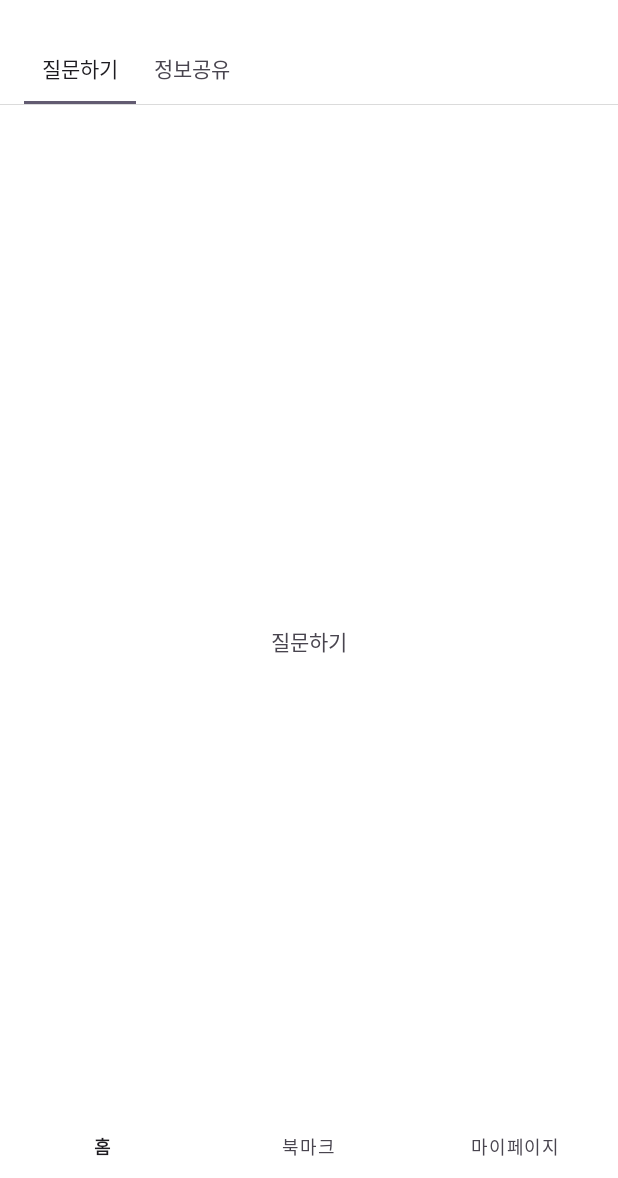
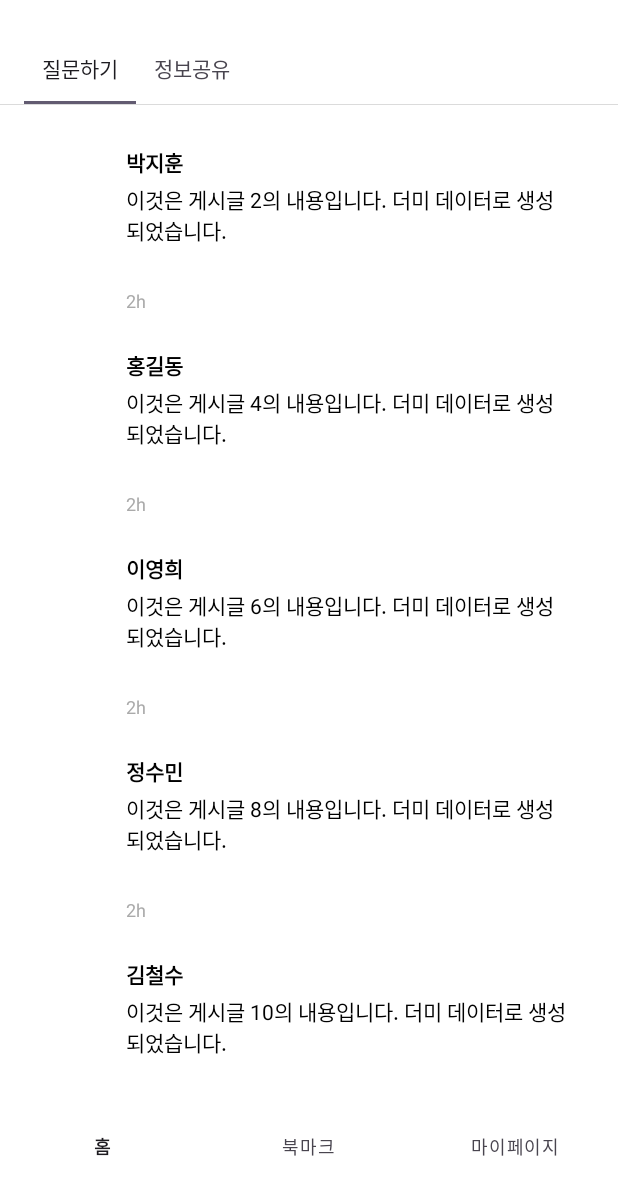
Before and after one commit to WhaTheLook/WhaTheLook-AOS, an Android app: the screen it shows after launch (MainActivity), after a tap on an icon or button, on a phone screen of 412 x 824 dp, the part 58-1236 px from its top. Run offline under Robolectric (Android 15) with nearby library versions, the phone set to English and light mode, and no system bars; our stand-ins replace Dagger/Hilt's generated code, navigation-ui.

Commit message:
feat: 질문하기, 정보공유 탭 RecyclerView 구성

```diff
--- a/app/src/main/AndroidManifest.xml
+++ b/app/src/main/AndroidManifest.xml
@@ -3,6 +3,7 @@
     xmlns:tools="http://schemas.android.com/tools">
 
     <application
+        android:name=".App"
         android:allowBackup="true"
         android:dataExtractionRules="@xml/data_extraction_rules"
         android:fullBackupContent="@xml/backup_rules"
--- /dev/null
+++ b/app/src/main/java/com/stopstone/whathelook/App.kt
@@ -0,0 +1,7 @@
+package com.stopstone.whathelook
+
+import android.app.Application
+import dagger.hilt.android.HiltAndroidApp
+
+@HiltAndroidApp
+class App: Application()
--- /dev/null
+++ b/app/src/main/java/com/stopstone/whathelook/data/model/Post.kt
@@ -0,0 +1,11 @@
+package com.stopstone.whathelook.data.model
+
+data class Post(
+    val id: Int,
+    val title: String,
+    val writer: User,
+    val content: String,
+    val createdAt: String,
+    val type: Boolean,
+    val deleted: Boolean,
+)
--- /dev/null
+++ b/app/src/main/java/com/stopstone/whathelook/data/model/User.kt
@@ -0,0 +1,8 @@
+package com.stopstone.whathelook.data.model
+
+data class User (
+    val id: Int,
+    val name: String,
+    val profileImageUrl: String,
+    val date: String,
+)
--- /dev/null
+++ b/app/src/main/java/com/stopstone/whathelook/data/repository/PostRepository.kt
@@ -0,0 +1,37 @@
+package com.stopstone.whathelook.data.repository
+
+import com.stopstone.whathelook.data.model.Post
+import com.stopstone.whathelook.data.model.User
+import java.text.SimpleDateFormat
+import java.util.*
+import javax.inject.Inject
+
+class PostRepository @Inject constructor() {
+    fun getDummyPosts(): List<Post> {
+        val posts = mutableListOf<Post>()
+        val sdf = SimpleDateFormat("yyyy-MM-dd HH:mm:ss", Locale.getDefault())
+
+        val users = listOf(
+            User(1, "김철수", "https://example.com/profile1.jpg", "2023-01-01"),
+            User(2, "이영희", "https://example.com/profile2.jpg", "2023-02-15"),
+            User(3, "박지훈", "https://example.com/profile3.jpg", "2023-03-20"),
+            User(4, "정수민", "https://example.com/profile4.jpg", "2023-04-10"),
+            User(5, "홍길동", "https://example.com/profile5.jpg", "2023-05-05")
+        )
+
+        for (i in 1..20) {
+            posts.add(
+                Post(
+                    id = i,
+                    title = "게시글 제목 $i",
+                    writer = users[i % users.size],
+                    content = "이것은 게시글 ${i}의 내용입니다. 더미 데이터로 생성되었습니다.",
+                    createdAt = sdf.format(Date(System.currentTimeMillis() - (i * 86400000))),
+                    type = i % 2 == 0, // 짝수 번호는 true, 홀수 번호는 false
+                    deleted = false
+                )
+            )
+        }
+        return posts
+    }
+}
--- /dev/null
+++ b/app/src/main/java/com/stopstone/whathelook/ui/adapter/PostAdapter.kt
@@ -0,0 +1,98 @@
+package com.stopstone.whathelook.ui.adapter
+
+import android.view.LayoutInflater
+import android.view.ViewGroup
+import androidx.recyclerview.widget.DiffUtil
+import androidx.recyclerview.widget.RecyclerView
+import androidx.recyclerview.widget.RecyclerView.ViewHolder
+import com.stopstone.whathelook.data.model.Post
+import com.stopstone.whathelook.databinding.ItemAnswerBinding
+import com.stopstone.whathelook.databinding.ItemQuestionBinding
+
+class PostAdapter : RecyclerView.Adapter<ViewHolder>() {
+    private val items: MutableList<Post> = mutableListOf()
+    override fun onCreateViewHolder(parent: ViewGroup, viewType: Int): ViewHolder {
+        return when (viewType) {
+            VIEW_TYPE_QUESTION -> QuestionViewHolder(parent)
+            VIEW_TYPE_ANSWER -> AnswerViewHolder(parent)
+            else -> throw IllegalArgumentException("Invalid view type")
+        }
+    }
+
+    override fun onBindViewHolder(holder: ViewHolder, position: Int) {
+        val item = items[position]
+        when (holder) {
+            is QuestionViewHolder -> holder.bind(item)
+        }
+    }
+
+    override fun getItemViewType(position: Int): Int {
+        return if (items[position].type) VIEW_TYPE_QUESTION else VIEW_TYPE_ANSWER
+    }
+
+    override fun getItemCount(): Int = items.size
+
+    fun submitList(newItems: List<Post>) {
+        val diffCallback = PostDiffCallback(items, newItems)
+        val diffResult = DiffUtil.calculateDiff(diffCallback)
+
+        items.clear()
+        items.addAll(newItems)
+        diffResult.dispatchUpdatesTo(this)
+    }
+
+    class QuestionViewHolder(
+        parent: ViewGroup,
+        private val binding: ItemQuestionBinding = ItemQuestionBinding.inflate(
+            LayoutInflater.from(parent.context),
+            parent,
+            false
+        ),
+    ) : ViewHolder(binding.root) {
+        fun bind(post: Post) {
+            binding.tvUserName.text = post.writer.name
+            binding.tvPostContent.text = post.content
+            binding.tvPostTimestamp.text = getRelativeTimeSpan(post.createdAt)
+        }
+
+        private fun getRelativeTimeSpan(createdAt: String): String {
+            // 여기에 createdAt 문자열을 상대적 시간으로 변환하는 로직을 구현합니다.
+            // 예: "2h", "3d" 등
+            return "2h" // 임시 반환값
+        }
+    }
+
+    class AnswerViewHolder(
+        parent: ViewGroup,
+        private val binding: ItemAnswerBinding = ItemAnswerBinding.inflate(
+            LayoutInflater.from(parent.context),
+            parent,
+            false
+        ),
+    ) : ViewHolder(binding.root) {
+        fun bind(post: Post) {
+        }
+    }
+
+    companion object {
+        const val VIEW_TYPE_QUESTION = 0
+        const val VIEW_TYPE_ANSWER = 1
+    }
+}
+
+class PostDiffCallback(
+    private val oldList: List<Post>,
+    private val newList: List<Post>,
+) : DiffUtil.Callback() {
+
+    override fun getOldListSize(): Int = oldList.size
+
+    override fun getNewListSize(): Int = newList.size
+
+    override fun areItemsTheSame(oldItemPosition: Int, newItemPosition: Int): Boolean =
+        oldList[oldItemPosition].id == newList[newItemPosition].id
+
+
+    override fun areContentsTheSame(oldItemPosition: Int, newItemPosition: Int): Boolean =
+        oldList[oldItemPosition] == newList[newItemPosition]
+}
--- a/app/src/main/java/com/stopstone/whathelook/ui/view/MainActivity.kt
+++ b/app/src/main/java/com/stopstone/whathelook/ui/view/MainActivity.kt
@@ -6,7 +6,9 @@ import androidx.navigation.fragment.NavHostFragment
 import androidx.navigation.ui.setupWithNavController
 import com.stopstone.whathelook.R
 import com.stopstone.whathelook.databinding.ActivityMainBinding
+import dagger.hilt.android.AndroidEntryPoint
 
+@AndroidEntryPoint
 class MainActivity : AppCompatActivity() {
     private val binding: ActivityMainBinding by lazy { ActivityMainBinding.inflate(layoutInflater) }
     override fun onCreate(savedInstanceState: Bundle?) {
--- a/app/src/main/java/com/stopstone/whathelook/ui/view/bookmark/BookmarkFragment.kt
+++ b/app/src/main/java/com/stopstone/whathelook/ui/view/bookmark/BookmarkFragment.kt
@@ -6,7 +6,9 @@ import android.view.View
 import android.view.ViewGroup
 import androidx.fragment.app.Fragment
 import com.stopstone.whathelook.databinding.FragmentBookmarkBinding
+import dagger.hilt.android.AndroidEntryPoint
 
+@AndroidEntryPoint
 class BookmarkFragment : Fragment() {
     private var _binding: FragmentBookmarkBinding? = null
     private val binding get() = _binding!!
--- a/app/src/main/java/com/stopstone/whathelook/ui/view/home/HomeFragment.kt
+++ b/app/src/main/java/com/stopstone/whathelook/ui/view/home/HomeFragment.kt
@@ -10,6 +10,9 @@ import com.stopstone.whathelook.R
 import com.stopstone.whathelook.databinding.FragmentHomeBinding
 import com.stopstone.whathelook.ui.view.home.answer.AnswerFragment
 import com.stopstone.whathelook.ui.view.home.question.QuestionFragment
+import dagger.hilt.android.AndroidEntryPoint
+
+@AndroidEntryPoint
 
 class HomeFragment : Fragment() {
     private var _binding: FragmentHomeBinding? = null
@@ -34,6 +37,7 @@ class HomeFragment : Fragment() {
 
     override fun onDestroyView() {
         super.onDestroyView()
+        _binding = null
     }
 
     private fun setFragment(fragment: Fragment) {
--- a/app/src/main/java/com/stopstone/whathelook/ui/view/home/answer/AnswerFragment.kt
+++ b/app/src/main/java/com/stopstone/whathelook/ui/view/home/answer/AnswerFragment.kt
@@ -5,11 +5,18 @@ import android.view.LayoutInflater
 import android.view.View
 import android.view.ViewGroup
 import androidx.fragment.app.Fragment
+import androidx.fragment.app.viewModels
 import com.stopstone.whathelook.databinding.FragmentAnswerBinding
+import com.stopstone.whathelook.ui.adapter.PostAdapter
+import com.stopstone.whathelook.ui.viewmodel.PostViewModel
+import dagger.hilt.android.AndroidEntryPoint
 
+@AndroidEntryPoint
 class AnswerFragment : Fragment() {
     private var _binding: FragmentAnswerBinding? = null
     private val binding get() = _binding!!
+    private val adapter: PostAdapter by lazy { PostAdapter() }
+    private val viewModel: PostViewModel by viewModels()
 
     override fun onCreateView(
         inflater: LayoutInflater,
@@ -22,6 +29,11 @@ class AnswerFragment : Fragment() {
 
     override fun onViewCreated(view: View, savedInstanceState: Bundle?) {
         super.onViewCreated(view, savedInstanceState)
+        binding.rvQuestionList.adapter = adapter
+        viewModel.posts.observe(viewLifecycleOwner) { posts ->
+            val items = posts.filter { !it.type }
+            adapter.submitList(items)
+        }
     }
 
     override fun onDestroyView() {
--- a/app/src/main/java/com/stopstone/whathelook/ui/view/home/question/QuestionFragment.kt
+++ b/app/src/main/java/com/stopstone/whathelook/ui/view/home/question/QuestionFragment.kt
@@ -5,11 +5,18 @@ import android.view.LayoutInflater
 import android.view.View
 import android.view.ViewGroup
 import androidx.fragment.app.Fragment
+import androidx.fragment.app.viewModels
 import com.stopstone.whathelook.databinding.FragmentQuestionBinding
+import com.stopstone.whathelook.ui.adapter.PostAdapter
+import com.stopstone.whathelook.ui.viewmodel.PostViewModel
+import dagger.hilt.android.AndroidEntryPoint
 
+@AndroidEntryPoint
 class QuestionFragment : Fragment() {
     private var _binding: FragmentQuestionBinding? = null
     private val binding get() = _binding!!
+    private val adapter: PostAdapter by lazy { PostAdapter() }
+    private val viewModel: PostViewModel by viewModels()
 
     override fun onCreateView(
         inflater: LayoutInflater,
@@ -22,6 +29,11 @@ class QuestionFragment : Fragment() {
 
     override fun onViewCreated(view: View, savedInstanceState: Bundle?) {
         super.onViewCreated(view, savedInstanceState)
+        binding.rvQuestionList.adapter = adapter
+        viewModel.posts.observe(viewLifecycleOwner) { posts ->
+            val items = posts.filter { it.type }
+            adapter.submitList(items)
+        }
     }
 
     override fun onDestroyView() {
--- a/app/src/main/java/com/stopstone/whathelook/ui/view/login/LogInActivity.kt
+++ b/app/src/main/java/com/stopstone/whathelook/ui/view/login/LogInActivity.kt
@@ -5,6 +5,9 @@ import android.os.Bundle
 import androidx.appcompat.app.AppCompatActivity
 import com.stopstone.whathelook.databinding.ActivityLogInBinding
 import com.stopstone.whathelook.ui.view.MainActivity
+import dagger.hilt.android.AndroidEntryPoint
+
+@AndroidEntryPoint
 
 class LogInActivity : AppCompatActivity() {
     private val binding: ActivityLogInBinding by lazy { ActivityLogInBinding.inflate(layoutInflater) }
--- a/app/src/main/java/com/stopstone/whathelook/ui/view/mypage/MypageFragment.kt
+++ b/app/src/main/java/com/stopstone/whathelook/ui/view/mypage/MypageFragment.kt
@@ -6,7 +6,9 @@ import android.view.View
 import android.view.ViewGroup
 import androidx.fragment.app.Fragment
 import com.stopstone.whathelook.databinding.FragmentMypageBinding
+import dagger.hilt.android.AndroidEntryPoint
 
+@AndroidEntryPoint
 class MypageFragment : Fragment() {
     private var _binding: FragmentMypageBinding? = null
     private val binding get() = _binding!!
--- a/app/src/main/java/com/stopstone/whathelook/ui/view/splash/SplashActivity.kt
+++ b/app/src/main/java/com/stopstone/whathelook/ui/view/splash/SplashActivity.kt
@@ -8,7 +8,9 @@ import androidx.activity.enableEdgeToEdge
 import androidx.appcompat.app.AppCompatActivity
 import com.stopstone.whathelook.databinding.ActivitySplashBinding
 import com.stopstone.whathelook.ui.view.login.LogInActivity
+import dagger.hilt.android.AndroidEntryPoint
 
+@AndroidEntryPoint
 class SplashActivity : AppCompatActivity() {
     private val binding : ActivitySplashBinding by lazy { ActivitySplashBinding.inflate(layoutInflater) }
     override fun onCreate(savedInstanceState: Bundle?) {
--- /dev/null
+++ b/app/src/main/java/com/stopstone/whathelook/ui/viewmodel/PostViewModel.kt
@@ -0,0 +1,25 @@
+package com.stopstone.whathelook.ui.viewmodel
+
+import androidx.lifecycle.LiveData
+import androidx.lifecycle.MutableLiveData
+import androidx.lifecycle.ViewModel
+import com.stopstone.whathelook.data.model.Post
+import com.stopstone.whathelook.data.repository.PostRepository
+import dagger.hilt.android.lifecycle.HiltViewModel
+import javax.inject.Inject
+
+@HiltViewModel
+class PostViewModel @Inject constructor(
+    private val repository: PostRepository
+) : ViewModel() {
+    private val _posts = MutableLiveData<List<Post>>()
+    val posts: LiveData<List<Post>> = _posts
+
+    init {
+        loadPosts()
+    }
+
+    private fun loadPosts() {
+        _posts.value = repository.getDummyPosts()
+    }
+}
--- a/app/src/main/res/layout/fragment_answer.xml
+++ b/app/src/main/res/layout/fragment_answer.xml
@@ -1,15 +1,21 @@
 <?xml version="1.0" encoding="utf-8"?>
 <androidx.constraintlayout.widget.ConstraintLayout xmlns:android="http://schemas.android.com/apk/res/android"
     xmlns:app="http://schemas.android.com/apk/res-auto"
+    xmlns:tools="http://schemas.android.com/tools"
     android:layout_width="match_parent"
     android:layout_height="match_parent">
 
-    <TextView
-        android:layout_width="wrap_content"
-        android:layout_height="wrap_content"
-        android:text="@string/label_tab_answer"
+    <androidx.recyclerview.widget.RecyclerView
+        android:id="@+id/rv_question_list"
+        android:layout_width="0dp"
+        android:layout_height="0dp"
+        android:layout_margin="16dp"
+        android:orientation="vertical"
+        app:layoutManager="androidx.recyclerview.widget.GridLayoutManager"
         app:layout_constraintBottom_toBottomOf="parent"
         app:layout_constraintEnd_toEndOf="parent"
         app:layout_constraintStart_toStartOf="parent"
-        app:layout_constraintTop_toTopOf="parent" />
+        app:layout_constraintTop_toTopOf="parent"
+        app:spanCount="3"
+        tools:listitem="@layout/item_answer" />
 </androidx.constraintlayout.widget.ConstraintLayout>
--- a/app/src/main/res/layout/fragment_question.xml
+++ b/app/src/main/res/layout/fragment_question.xml
@@ -2,12 +2,17 @@
 <androidx.constraintlayout.widget.ConstraintLayout xmlns:android="http://schemas.android.com/apk/res/android"
     xmlns:app="http://schemas.android.com/apk/res-auto"
     android:layout_width="match_parent"
-    android:layout_height="match_parent">
+    android:layout_height="match_parent"
+    xmlns:tools="http://schemas.android.com/tools">
 
-    <TextView
-        android:layout_width="wrap_content"
-        android:layout_height="wrap_content"
-        android:text="@string/label_tab_question"
+    <androidx.recyclerview.widget.RecyclerView
+        android:id="@+id/rv_question_list"
+        android:layout_width="0dp"
+        android:layout_height="0dp"
+        android:layout_margin="16dp"
+        android:orientation="vertical"
+        app:layoutManager="androidx.recyclerview.widget.LinearLayoutManager"
+        tools:listitem="@layout/item_question"
         app:layout_constraintBottom_toBottomOf="parent"
         app:layout_constraintEnd_toEndOf="parent"
         app:layout_constraintStart_toStartOf="parent"
--- /dev/null
+++ b/app/src/main/res/layout/item_answer.xml
@@ -0,0 +1,21 @@
+<?xml version="1.0" encoding="utf-8"?>
+<androidx.constraintlayout.widget.ConstraintLayout xmlns:android="http://schemas.android.com/apk/res/android"
+    xmlns:app="http://schemas.android.com/apk/res-auto"
+    android:layout_width="wrap_content"
+    android:layout_height="wrap_content"
+    android:layout_marginBottom="4dp">
+
+    <com.google.android.material.imageview.ShapeableImageView
+        android:id="@+id/iv_post_image"
+        android:layout_width="120dp"
+        android:layout_height="150dp"
+        android:background="@android:color/darker_gray"
+        android:scaleType="centerCrop"
+        app:layout_constraintBottom_toBottomOf="parent"
+        app:layout_constraintDimensionRatio="1.5:1"
+        app:layout_constraintEnd_toEndOf="parent"
+        app:layout_constraintStart_toStartOf="parent"
+        app:layout_constraintTop_toTopOf="parent"
+        app:shapeAppearanceOverlay="@style/AppRoundedImage" />
+
+</androidx.constraintlayout.widget.ConstraintLayout>
--- /dev/null
+++ b/app/src/main/res/layout/item_question.xml
@@ -0,0 +1,58 @@
+<?xml version="1.0" encoding="utf-8"?>
+<androidx.constraintlayout.widget.ConstraintLayout xmlns:android="http://schemas.android.com/apk/res/android"
+    xmlns:app="http://schemas.android.com/apk/res-auto"
+    xmlns:tools="http://schemas.android.com/tools"
+    android:layout_width="match_parent"
+    android:layout_height="wrap_content"
+    android:paddingHorizontal="16dp"
+    android:paddingVertical="12dp">
+
+    <ImageView
+        android:id="@+id/iv_user_profile"
+        android:layout_width="40dp"
+        android:layout_height="40dp"
+        app:layout_constraintStart_toStartOf="parent"
+        app:layout_constraintTop_toTopOf="parent"
+        tools:src="@tools:sample/avatars" />
+
+    <TextView
+        android:id="@+id/tv_user_name"
+        android:layout_width="wrap_content"
+        android:layout_height="wrap_content"
+        android:layout_marginStart="12dp"
+        android:textColor="@android:color/black"
+        android:textStyle="bold"
+        app:layout_constraintStart_toEndOf="@id/iv_user_profile"
+        app:layout_constraintTop_toTopOf="@id/iv_user_profile"
+        tools:text="Username" />
+
+    <TextView
+        android:id="@+id/tv_post_content"
+        android:layout_width="0dp"
+        android:layout_height="wrap_content"
+        android:layout_marginTop="4dp"
+        android:textColor="@android:color/black"
+        app:layout_constraintEnd_toEndOf="parent"
+        app:layout_constraintStart_toStartOf="@id/tv_user_name"
+        app:layout_constraintTop_toBottomOf="@id/tv_user_name"
+        tools:text="This is the content of the post. It can be multiple lines long and will wrap accordingly." />
+
+
+    <ImageView
+        android:id="@+id/iv_post_comment"
+        android:layout_width="20dp"
+        android:layout_height="20dp"
+        app:layout_constraintStart_toStartOf="@id/tv_post_content"
+        app:layout_constraintTop_toBottomOf="@id/tv_post_content" />
+
+    <TextView
+        android:id="@+id/tv_post_timestamp"
+        android:layout_width="wrap_content"
+        android:layout_height="wrap_content"
+        android:layout_marginTop="8dp"
+        android:textColor="@android:color/darker_gray"
+        android:textSize="12sp"
+        app:layout_constraintStart_toStartOf="@id/iv_post_comment"
+        app:layout_constraintTop_toBottomOf="@id/iv_post_comment"
+        tools:text="2h" />
+</androidx.constraintlayout.widget.ConstraintLayout>
--- a/app/src/main/res/values/styles.xml
+++ b/app/src/main/res/values/styles.xml
@@ -6,7 +6,11 @@
         <item name="tabRippleColor">@android:color/transparent</item>
         <item name="tabBackground">@android:color/transparent</item>
         <item name="tabIndicatorFullWidth">true</item>
+    </style>
 
+    <style name="AppRoundedImage">
+        <item name="cornerFamily">rounded</item>
+        <item name="cornerSize">8dp</item>
     </style>
 
     <style name="AppTextTitle">
```
